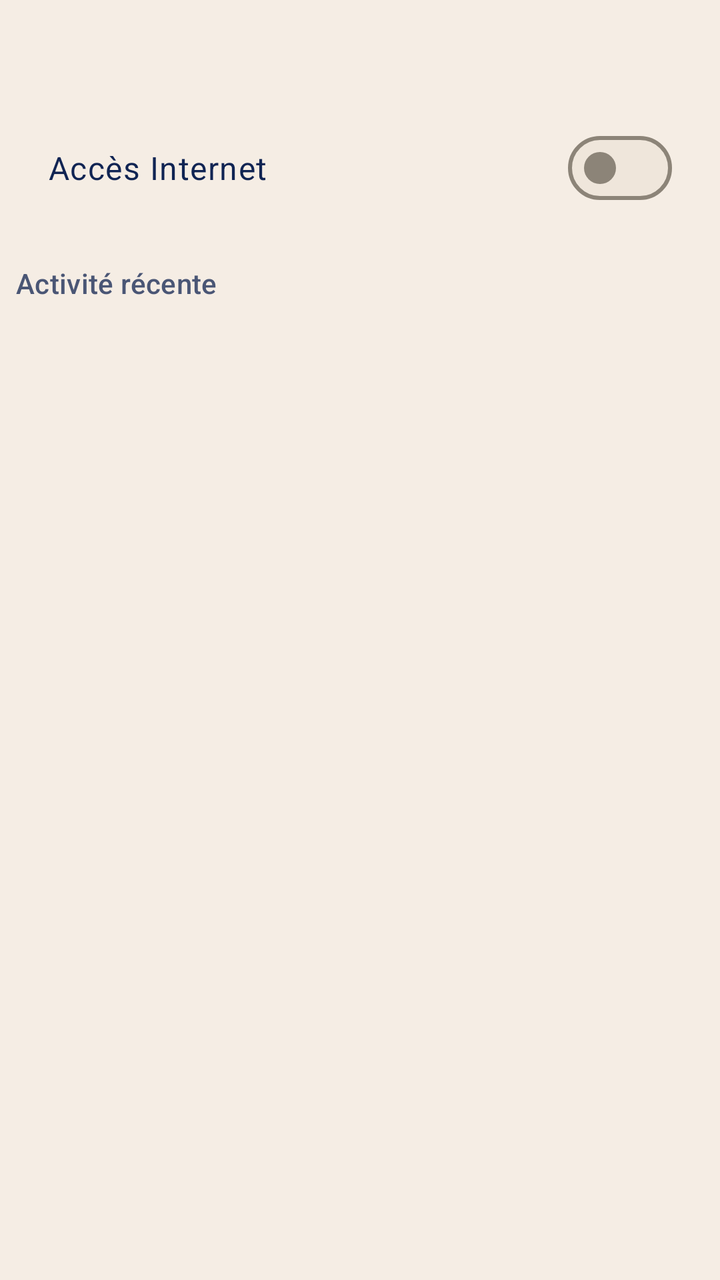
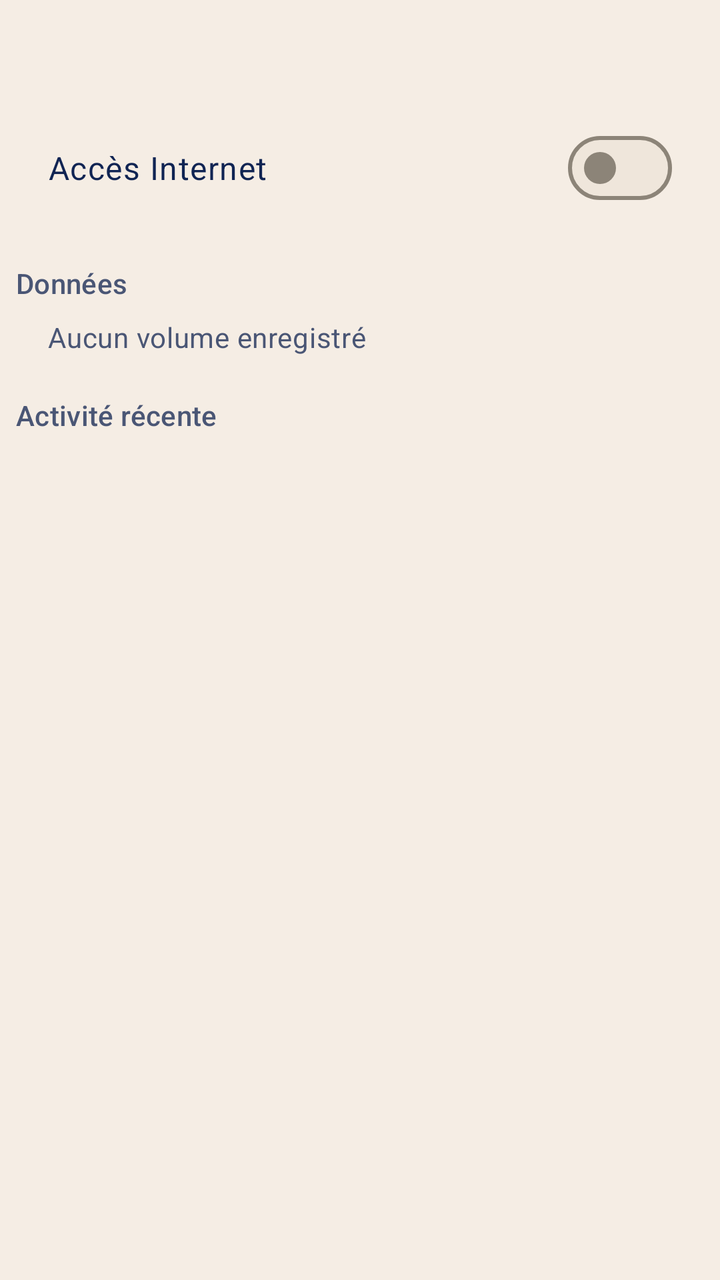

An Android layout rendered at two revisions. The XML below is the earlier revision; the diff shows what the commit changed to produce the second picture.
<!-- AndroidManifest.xml: application theme Theme.AKeeper -->
<!-- res/layout/sheet_app.xml -->
<?xml version="1.0" encoding="utf-8"?>
<LinearLayout xmlns:android="http://schemas.android.com/apk/res/android"
    android:layout_width="match_parent"
    android:layout_height="wrap_content"
    android:orientation="vertical"
    android:paddingTop="8dp"
    android:paddingBottom="16dp">

    <LinearLayout
        android:layout_width="match_parent"
        android:layout_height="wrap_content"
        android:gravity="center_vertical"
        android:orientation="horizontal"
        android:paddingHorizontal="24dp">

        <ImageView
            android:id="@+id/sheet_app_icon"
            android:layout_width="48dp"
            android:layout_height="48dp"
            android:importantForAccessibility="no" />

        <TextView
            android:id="@+id/sheet_app_label"
            android:layout_width="0dp"
            android:layout_height="wrap_content"
            android:layout_marginHorizontal="16dp"
            android:layout_weight="1"
            android:textAppearance="?attr/textAppearanceTitleLarge"
            android:textColor="?attr/colorOnSurface" />
    </LinearLayout>

    <LinearLayout
        android:layout_width="match_parent"
        android:layout_height="wrap_content"
        android:gravity="center_vertical"
        android:minHeight="56dp"
        android:orientation="horizontal"
        android:paddingHorizontal="24dp">

        <TextView
            android:layout_width="0dp"
            android:layout_height="wrap_content"
            android:layout_weight="1"
            android:text="@string/app_detail_internet"
            android:textAppearance="?attr/textAppearanceBodyLarge"
            android:textColor="?attr/colorOnSurface" />

        <com.google.android.material.materialswitch.MaterialSwitch
            android:id="@+id/sheet_app_toggle"
            android:layout_width="wrap_content"
            android:layout_height="48dp" />
    </LinearLayout>

    <TextView
        android:id="@+id/sheet_app_shared"
        android:layout_width="match_parent"
        android:layout_height="wrap_content"
        android:paddingHorizontal="24dp"
        android:textAppearance="?attr/textAppearanceBodyMedium"
        android:textColor="?attr/colorOnSurfaceVariant"
        android:visibility="gone" />

    <TextView
        style="@style/Widget.AKeeper.SectionTitle"
        android:layout_marginHorizontal="24dp"
        android:text="@string/app_detail_recent" />

    <TextView
        android:id="@+id/sheet_app_empty"
        android:layout_width="match_parent"
        android:layout_height="wrap_content"
        android:paddingHorizontal="24dp"
        android:paddingVertical="8dp"
        android:text="@string/app_detail_empty"
        android:textAppearance="?attr/textAppearanceBodyMedium"
        android:textColor="?attr/colorOnSurfaceVariant"
        android:visibility="gone" />

    <androidx.recyclerview.widget.RecyclerView
        android:id="@+id/sheet_app_events"
        android:layout_width="match_parent"
        android:layout_height="280dp" />
</LinearLayout>
<!-- resources referenced by this layout -->
<resources>
  <string name="app_detail_empty">Aucune activité enregistrée</string>
  <string name="app_detail_internet">Accès Internet</string>
  <string name="app_detail_recent">Activité récente</string>
  <style name="Widget.AKeeper.SectionTitle" parent="">
          <item name="android:layout_width">wrap_content</item>
          <item name="android:layout_height">wrap_content</item>
          <item name="android:layout_marginStart">8dp</item>
          <item name="android:layout_marginTop">20dp</item>
          <item name="android:layout_marginBottom">8dp</item>
          <item name="android:accessibilityHeading">true</item>
          <item name="android:textAppearance">?attr/textAppearanceTitleSmall</item>
          <item name="android:textColor">?attr/colorOnSurfaceVariant</item>
      </style>
  <color name="akeeper_primary">@color/akeeper_midnight</color>
  <color name="akeeper_on_primary">@color/akeeper_ivory</color>
  <color name="akeeper_turquoise">#FF36C2CF</color>
  <color name="akeeper_midnight">#FF102453</color>
  <color name="akeeper_link">@color/akeeper_turquoise_text</color>
  <color name="akeeper_background">@color/akeeper_ivory</color>
  <color name="akeeper_on_background">@color/akeeper_midnight</color>
  <color name="akeeper_on_background_variant">@color/akeeper_slate</color>
  <color name="akeeper_card">@color/akeeper_white</color>
  <color name="akeeper_outline">@color/akeeper_taupe</color>
  <color name="akeeper_outline_variant">@color/akeeper_sand</color>
  <style name="Widget.AKeeper.Switch" parent="Widget.Material3.CompoundButton.MaterialSwitch">
          <item name="trackTint">@color/akeeper_switch_track</item>
          <item name="thumbTint">@color/akeeper_switch_thumb</item>
          <item name="trackDecorationTint">@color/akeeper_switch_track_decoration</item>
      </style>
  <color name="akeeper_ivory">#FFF5EDE4</color>
  <color name="akeeper_turquoise_text">#FF0B6B75</color>
  <color name="akeeper_slate">#FF4A5675</color>
  <color name="akeeper_white">#FFFFFFFF</color>
  <color name="akeeper_taupe">#FF8C8478</color>
  <color name="akeeper_sand">#FFE2D8CC</color>
  <!-- unchanged entries left out for length: 1 -->
</resources>

<!-- the commit's change to res/layout/sheet_app.xml (unified diff, before → after) -->
@@ -63,6 +63,20 @@
     <TextView
         style="@style/Widget.AKeeper.SectionTitle"
         android:layout_marginHorizontal="24dp"
+        android:text="@string/app_detail_data" />
+
+    <TextView
+        android:id="@+id/sheet_app_volume"
+        android:layout_width="match_parent"
+        android:layout_height="wrap_content"
+        android:paddingHorizontal="24dp"
+        android:text="@string/app_detail_volume_none"
+        android:textAppearance="?attr/textAppearanceBodyMedium"
+        android:textColor="?attr/colorOnSurfaceVariant" />
+
+    <TextView
+        style="@style/Widget.AKeeper.SectionTitle"
+        android:layout_marginHorizontal="24dp"
         android:text="@string/app_detail_recent" />
 
     <TextView
<!-- resource entries referenced after the edit -->
@@ -1,8 +1,10 @@
 <!-- resources referenced by this layout -->
 <resources>
+  <string name="app_detail_data">Données</string>
   <string name="app_detail_empty">Aucune activité enregistrée</string>
   <string name="app_detail_internet">Accès Internet</string>
   <string name="app_detail_recent">Activité récente</string>
+  <string name="app_detail_volume_none">Aucun volume enregistré</string>
   <style name="Widget.AKeeper.SectionTitle" parent="">
           <item name="android:layout_width">wrap_content</item>
           <item name="android:layout_height">wrap_content</item>
